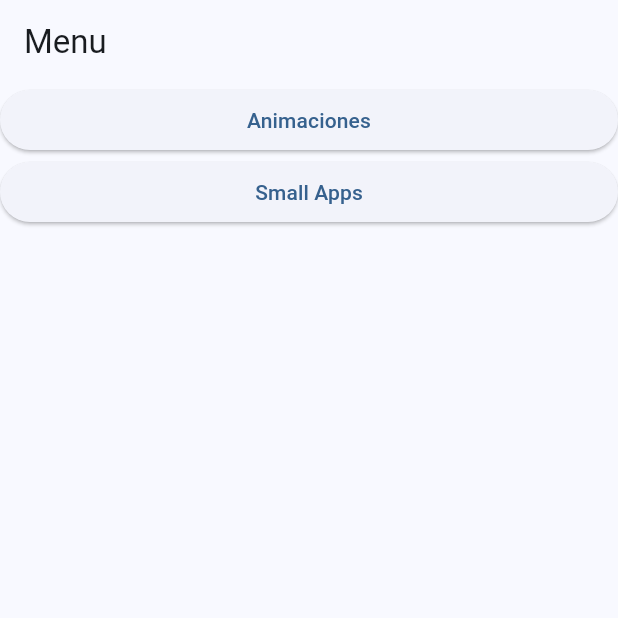
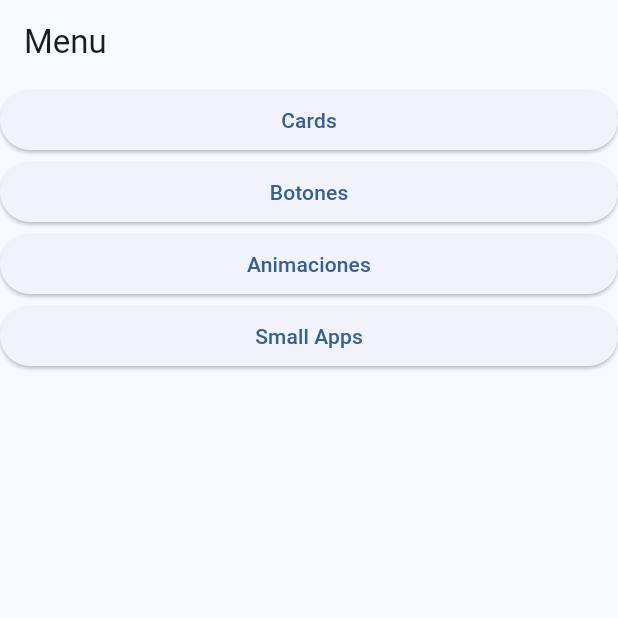
Before and after one commit to Ridley7/ui_challenges, a Flutter app: the screen it shows after launch, on a phone screen of 412 x 824 dp, the top half of it. Run offline on Flutter 3.47's test engine with Material 3 defaults, Android fonts, the phone set to English and light mode, and no system bars; our stand-ins replace cached_network_image, dio.

Commit message:
Archivo de barril hecho, pantalla de botones y cards preparada para ser implementadas

```diff
--- a/lib/main.dart
+++ b/lib/main.dart
@@ -1,15 +1,13 @@
-import 'package:flutter/material.dart';
+
 import 'package:flutter_ui_challenges/presentation/animations/animated_list_one/animated_list_one.dart';
+import 'package:flutter_ui_challenges/presentation/exports_screens.dart';
 import 'package:flutter_ui_challenges/presentation/small_apps/clone_whats_app/clone_whats_app.dart';
 import 'package:flutter_ui_challenges/presentation/small_apps/clone_whats_app/configuration/theme/app_theme.dart';
 import 'package:flutter_ui_challenges/presentation/small_apps/clone_whats_app/presentation/providers/chat_provider.dart';
 import 'package:flutter_ui_challenges/presentation/small_apps/small_apps.dart';
 import 'package:provider/provider.dart';
 
-import 'presentation/animations/animated_appbar/animated_appbar.dart';
-import 'presentation/animations/animated_bottom_navigation_bar/animated_bottom_navigation_bar.dart';
-import 'presentation/animations/animations.dart';
-import 'presentation/home.dart';
+
 
 void main() {
   runApp(const MyApp());
@@ -35,6 +33,8 @@ class MyApp extends StatelessWidget {
             '/animations/animated_appbar' : (context) => const AnimatedAppbar(),
             '/small_apps' : (context) => const SmallApps(),
             '/small_apps/clone_whatsapp' : (context) => const CloneWhatsApp(),
+            '/botones' : (context) => const Botones(),
+            '/cards' : (context) => const Cards(),
           },
       ),
     );
--- /dev/null
+++ b/lib/presentation/botones/botones.dart
@@ -0,0 +1,10 @@
+import 'package:flutter/material.dart';
+
+class Botones extends StatelessWidget {
+  const Botones({super.key});
+
+  @override
+  Widget build(BuildContext context) {
+    return const Placeholder();
+  }
+}
--- /dev/null
+++ b/lib/presentation/cards/cards.dart
@@ -0,0 +1,10 @@
+import 'package:flutter/material.dart';
+
+class Cards extends StatelessWidget {
+  const Cards({super.key});
+
+  @override
+  Widget build(BuildContext context) {
+    return const Placeholder();
+  }
+}
--- /dev/null
+++ b/lib/presentation/exports_screens.dart
@@ -0,0 +1,10 @@
+
+
+
+export 'package:flutter/material.dart';
+export 'package:flutter_ui_challenges/presentation/animations/animated_appbar/animated_appbar.dart';
+export 'package:flutter_ui_challenges/presentation/animations/animated_bottom_navigation_bar/animated_bottom_navigation_bar.dart';
+export 'package:flutter_ui_challenges/presentation/animations/animations.dart';
+export 'package:flutter_ui_challenges/presentation/botones/botones.dart';
+export 'package:flutter_ui_challenges/presentation/home.dart';
+export 'package:flutter_ui_challenges/presentation/cards/cards.dart';
--- a/lib/presentation/home.dart
+++ b/lib/presentation/home.dart
@@ -10,17 +10,34 @@ class Home extends StatelessWidget {
       body: ListView(
         children: [
           ElevatedButton(
+            onPressed: (){
+              Navigator.pushNamed(context, "/cars");
+            },
+            child: const Text("Cards"),
+          ),
+
+          ElevatedButton(
+            onPressed: (){
+              Navigator.pushNamed(context, "/botones");
+            },
+            child: const Text("Botones"),
+          ),
+
+          ElevatedButton(
               onPressed: (){
                 Navigator.pushNamed(context, "/animations");
               },
-              child: Text("Animaciones")
+              child: const Text("Animaciones")
           ),
+
           ElevatedButton(
               onPressed: (){
                 Navigator.pushNamed(context, "/small_apps");
               },
-              child: Text("Small Apps")
+              child: const Text("Small Apps")
           ),
+
+
         ],
       ),
     );
--- a/lib/presentation/small_apps/clone_whats_app/configuration/theme/app_theme.dart
+++ b/lib/presentation/small_apps/clone_whats_app/configuration/theme/app_theme.dart
@@ -22,7 +22,10 @@ class AppTheme{
   ThemeData theme(){
     return ThemeData(
       useMaterial3: true,
-      colorSchemeSeed: _colorThemes[selectedColor]
+      colorSchemeSeed: _colorThemes[selectedColor],
+      appBarTheme: const AppBarTheme(
+        centerTitle: false
+      )
     );
   }
 
```
Also changed, not shown: 1 other file.
